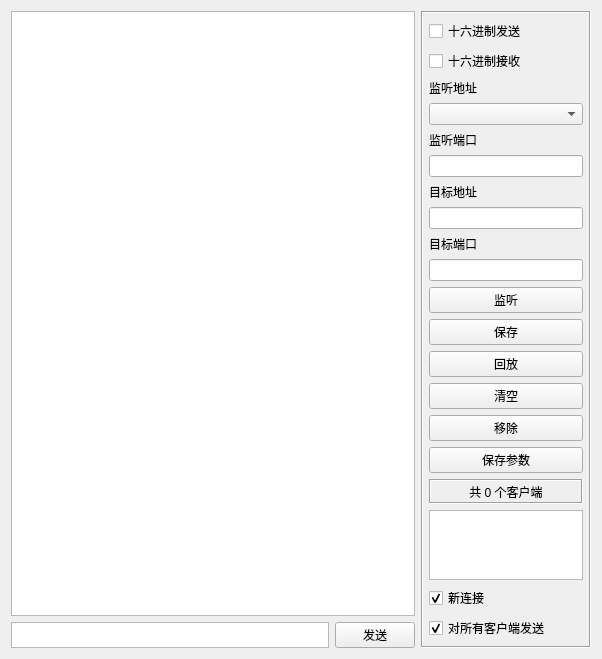
Above: udpserver.ui from Viorae/FinalNetTool before the change. Below: the same form after it.
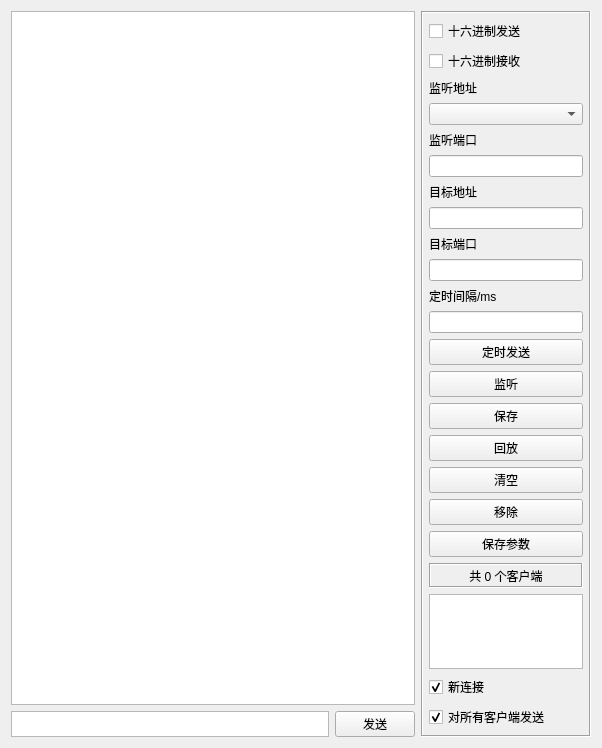
That is the form after the change.

Patch:
```diff
--- a/udpserver.ui
+++ b/udpserver.ui
@@ -7,7 +7,7 @@
     <x>0</x>
     <y>0</y>
     <width>602</width>
-    <height>542</height>
+    <height>748</height>
    </rect>
   </property>
   <property name="windowTitle">
@@ -101,6 +101,23 @@
       <item>
        <widget class="QLineEdit" name="targetPort"/>
       </item>
+      <item>
+       <widget class="QLabel" name="label_3">
+        <property name="text">
+         <string>定时间隔/ms</string>
+        </property>
+       </widget>
+      </item>
+      <item>
+       <widget class="QLineEdit" name="intervaltxt"/>
+      </item>
+      <item>
+       <widget class="QPushButton" name="autobtn">
+        <property name="text">
+         <string>定时发送</string>
+        </property>
+       </widget>
+      </item>
       <item>
        <widget class="QPushButton" name="btnListen">
         <property name="text">
```
